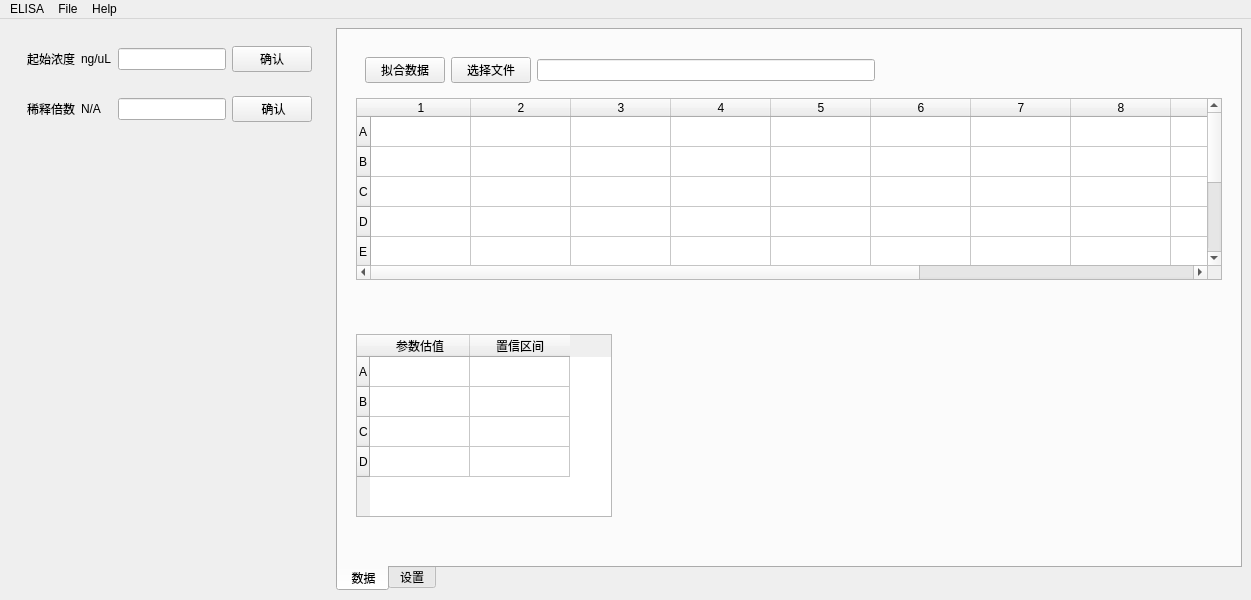
Above: mainwindow.ui from yanglinsensjtu/ELISAtool before the change. Below: the same form after it.
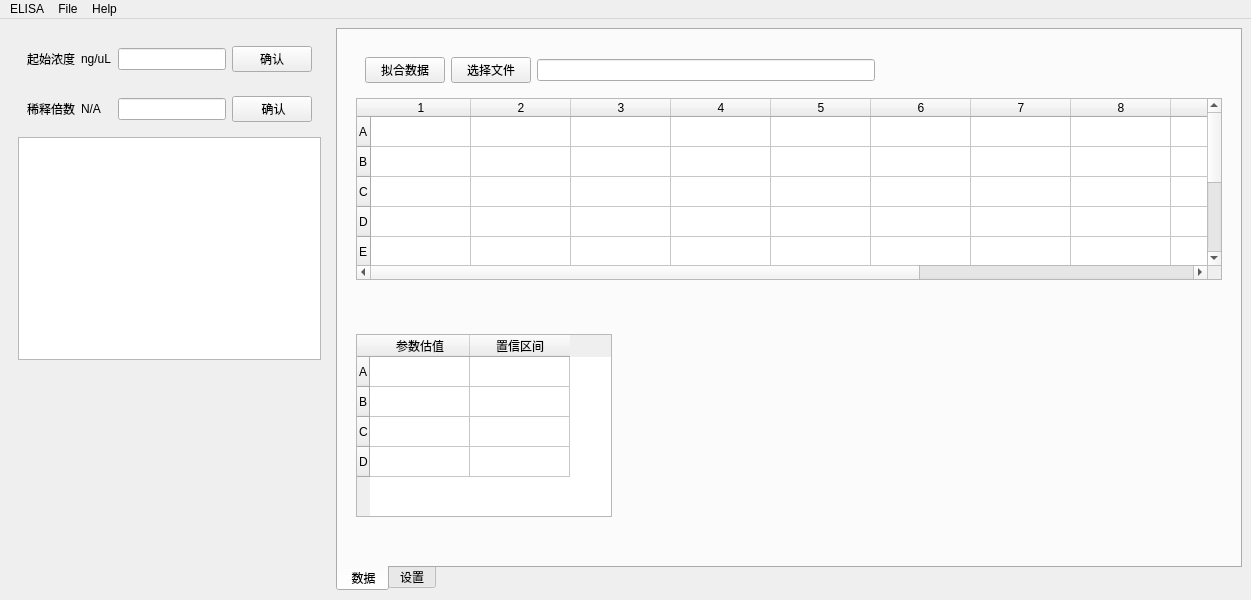
That is the form after the change.

The edit to the form file:
```diff
--- a/mainwindow.ui
+++ b/mainwindow.ui
@@ -110,6 +110,16 @@
          </layout>
         </widget>
        </item>
+       <item>
+        <widget class="QListWidget" name="listWidget">
+         <property name="sizePolicy">
+          <sizepolicy hsizetype="Preferred" vsizetype="Expanding">
+           <horstretch>0</horstretch>
+           <verstretch>0</verstretch>
+          </sizepolicy>
+         </property>
+        </widget>
+       </item>
        <item>
         <spacer name="verticalSpacer_3">
          <property name="orientation">
```
